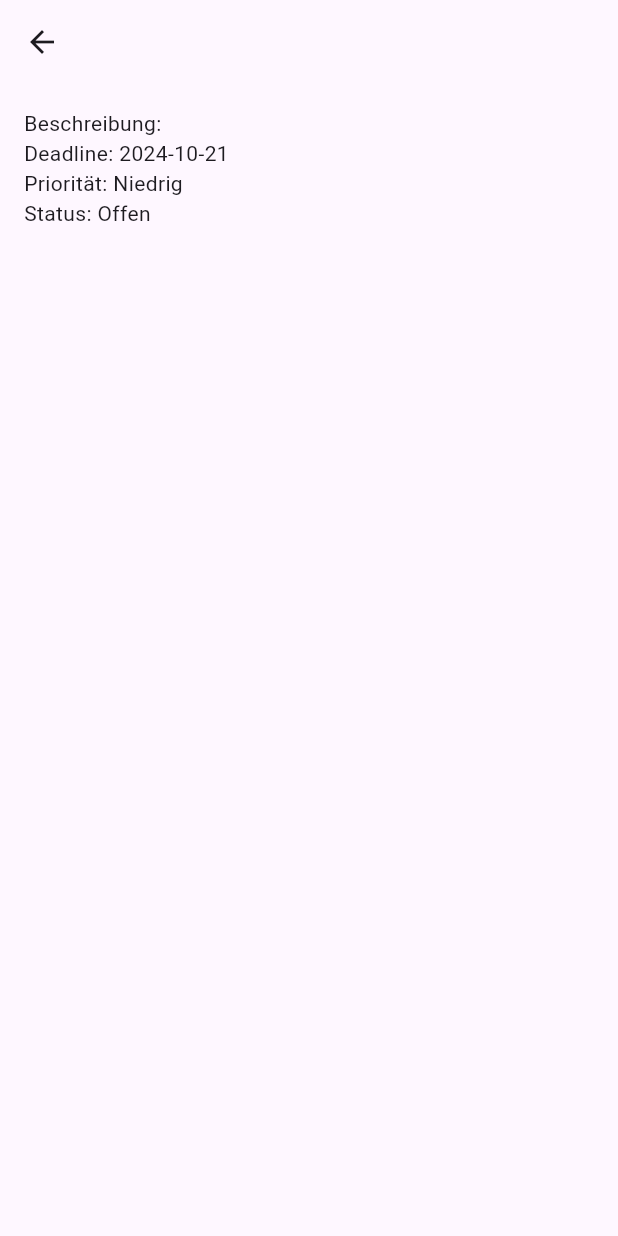
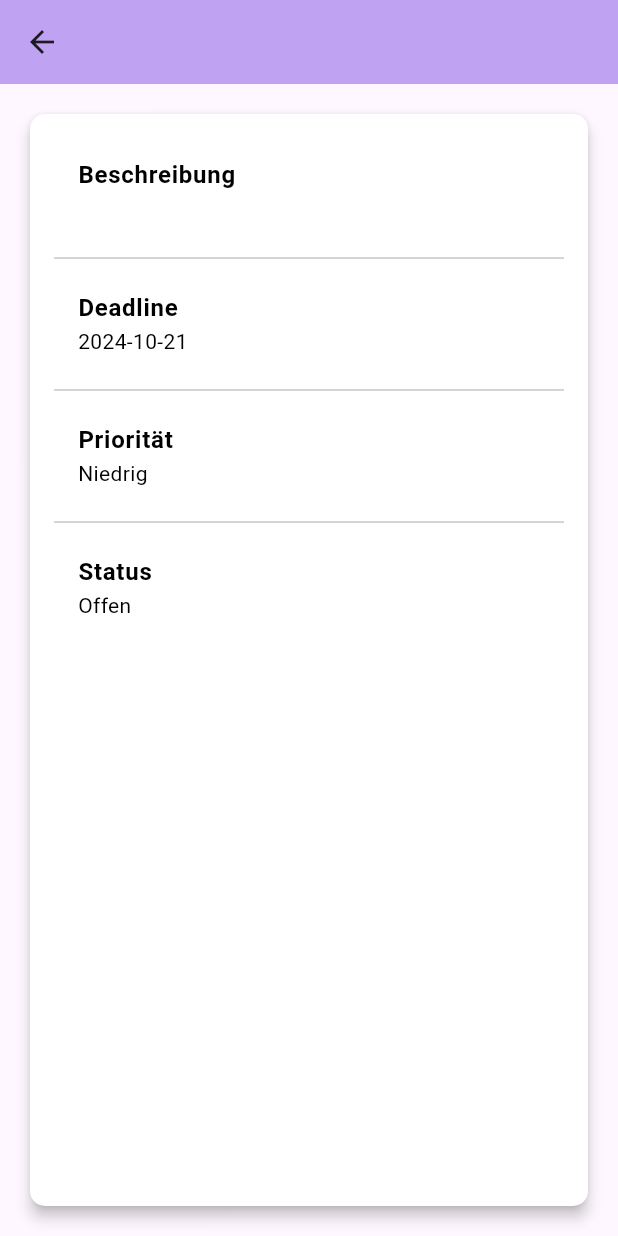
Before and after one commit to eyay1/cpd_2024_todo, a Flutter app: the TaskDetail screen opened directly with empty values, on a phone screen of 412 x 824 dp. Run offline on Flutter 3.47's test engine with Material 3 defaults, Android fonts, the phone set to English and light mode, and no system bars; our stand-ins replace shared_preferences; accounts and stored records are empty.

Commit message:
- Änderung der Main.dart und form.dart in statless widgets - UI verschöerungen

```diff
--- a/lib/widgets/task_detail.dart
+++ b/lib/widgets/task_detail.dart
@@ -3,25 +3,82 @@ import '../models/tasks.dart';
 
 class TaskDetail extends StatelessWidget {
   final Task task;
+  final Color seedColor = const Color.fromARGB(255, 191, 162, 241);
 
   TaskDetail({required this.task});
 
   @override
   Widget build(BuildContext context) {
     return Scaffold(
-      appBar: AppBar(title: Text(task.title)),
+      appBar: AppBar(
+        title: Text(task.title),
+        backgroundColor: seedColor, // Verwenden Sie die angegebene Farbe hier
+      ),
       body: Padding(
         padding: const EdgeInsets.all(16.0),
-        child: Column(
-          crossAxisAlignment: CrossAxisAlignment.start,
-          children: [
-            Text('Beschreibung: ${task.description}'),
-            Text(
-                'Deadline: ${task.deadline.year}-${task.deadline.month.toString().padLeft(2, '0')}-${task.deadline.day.toString().padLeft(2, '0')}'),
-            Text(
-                'Priorität: ${task.priority == 1 ? 'Hoch' : task.priority == 2 ? 'Mittel' : 'Niedrig'}'),
-            Text('Status: ${task.isCompleted ? 'Erledigt' : 'Offen'}'),
-          ],
+        child: Card(
+          color: Colors.white, // Setzen Sie die Kartenfarbe auf Weiß
+          elevation: 4.0,
+          shape: RoundedRectangleBorder(
+            borderRadius: BorderRadius.circular(10.0),
+          ),
+          child: Padding(
+            padding: const EdgeInsets.all(16.0),
+            child: Column(
+              crossAxisAlignment: CrossAxisAlignment.start,
+              children: [
+                ListTile(
+                  title: Text(
+                    'Beschreibung',
+                    style: TextStyle(
+                        fontWeight: FontWeight.bold, color: Colors.black),
+                  ),
+                  subtitle: Text(task.description,
+                      style: TextStyle(color: Colors.black)),
+                ),
+                Divider(),
+                ListTile(
+                  title: Text(
+                    'Deadline',
+                    style: TextStyle(
+                        fontWeight: FontWeight.bold, color: Colors.black),
+                  ),
+                  subtitle: Text(
+                    '${task.deadline.year}-${task.deadline.month.toString().padLeft(2, '0')}-${task.deadline.day.toString().padLeft(2, '0')}',
+                    style: TextStyle(color: Colors.black),
+                  ),
+                ),
+                Divider(),
+                ListTile(
+                  title: Text(
+                    'Priorität',
+                    style: TextStyle(
+                        fontWeight: FontWeight.bold, color: Colors.black),
+                  ),
+                  subtitle: Text(
+                    task.priority == 1
+                        ? 'Hoch'
+                        : task.priority == 2
+                            ? 'Mittel'
+                            : 'Niedrig',
+                    style: TextStyle(color: Colors.black),
+                  ),
+                ),
+                Divider(),
+                ListTile(
+                  title: Text(
+                    'Status',
+                    style: TextStyle(
+                        fontWeight: FontWeight.bold, color: Colors.black),
+                  ),
+                  subtitle: Text(
+                    task.isCompleted ? 'Erledigt' : 'Offen',
+                    style: TextStyle(color: Colors.black),
+                  ),
+                ),
+              ],
+            ),
+          ),
         ),
       ),
     );
```
Also changed, not shown: lib/main.dart (+5 -8 lines), lib/providers/task_form_provider.dart (added, +41 -0 lines), lib/widgets/task_form.dart (+31 -48 lines).
